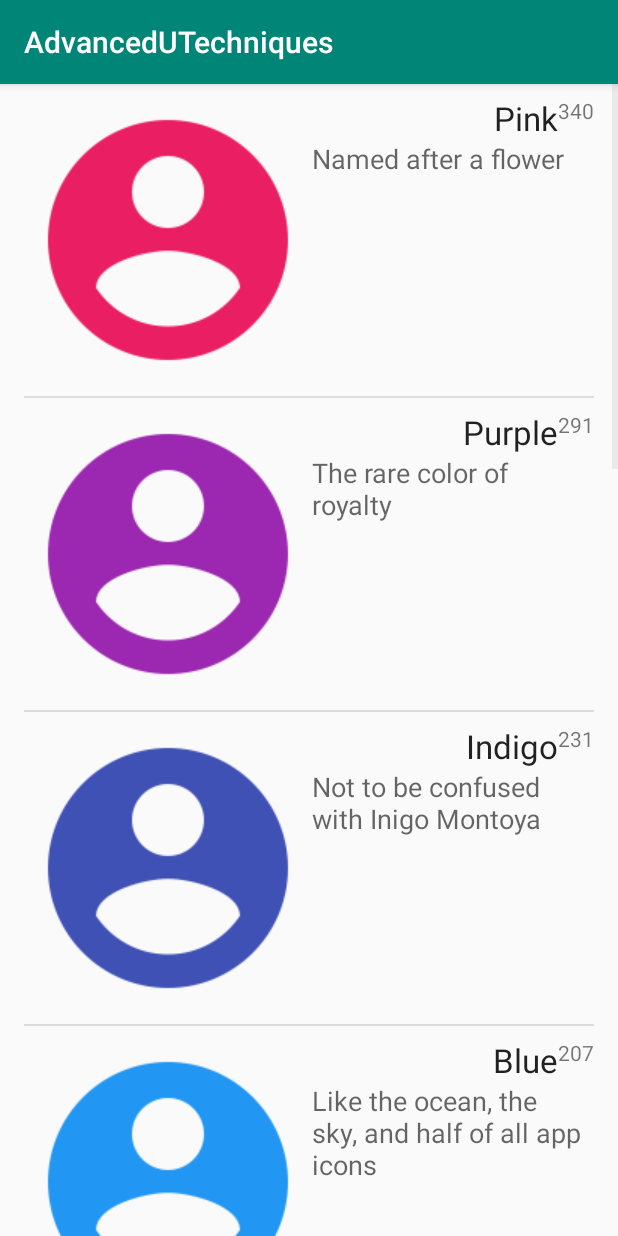
After one commit to arvalon/AdvancedUITechniques, an Android app: the ViewHolderPatternActivity screen opened directly, with no data from a screen before it, on a phone screen of 412 x 824 dp. The commit adds this screen. Run offline under Robolectric (Android 15) with nearby library versions, the phone set to English and light mode, and no system bars.

Commit message:
Add view holder pattern example

```diff
--- /dev/null
+++ b/app/src/main/java/ru/arvalon/advanceduitechniques/viewholderpattern/BetterAdapter.java
@@ -0,0 +1,101 @@
+package ru.arvalon.advanceduitechniques.viewholderpattern;
+
+import android.content.Context;
+import android.graphics.PorterDuff;
+import android.graphics.drawable.Drawable;
+import android.view.LayoutInflater;
+import android.view.View;
+import android.view.ViewGroup;
+import android.widget.BaseAdapter;
+import android.widget.ImageView;
+import android.widget.TextView;
+
+import java.util.ArrayList;
+import java.util.List;
+
+import ru.arvalon.advanceduitechniques.R;
+
+/**
+ * An Adapter like SimpleAdapter but which uses the ViewHolder class.
+ *
+ * @author Ian G. Clifton
+ */
+public class BetterAdapter extends BaseAdapter {
+
+    private final List<ListItem> mData = new ArrayList<>();
+    private final Context mContext;
+    private final LayoutInflater mLayoutInflater;
+
+    public BetterAdapter(Context context) {
+        mContext = context;
+        mLayoutInflater = LayoutInflater.from(context);
+        // Create dummy data
+        mData.add(new ListItem(0xFFE91E63, "Pink", "Named after a flower", "340"));
+        mData.add(new ListItem(0xFF9C27B0, "Purple", "The rare color of royalty", "291"));
+        mData.add(new ListItem(0xFF3F51B5, "Indigo", "Not to be confused with Inigo Montoya", "231"));
+        mData.add(new ListItem(0xFF2196F3, "Blue", "Like the ocean, the sky, and half of all app icons", "207"));
+        mData.add(new ListItem(0xFF607D8B, "Blue Gray", "A cool gray", "200"));
+        mData.add(new ListItem(0xFF4CAF50, "Green", "The color we can most easily discern", "122"));
+        mData.add(new ListItem(0xFFCDDC39, "Lime", "Refreshing with the right drink", "66"));
+        mData.add(new ListItem(0xFFFFEB3B, "Yellow", "Bright, happy, vibrant", "54"));
+        mData.add(new ListItem(0xFFFF9800, "Orange", "Danger or warmth or a pumpkin", "36"));
+        mData.add(new ListItem(0xFF795548, "Brown", "Earthy", "16"));
+        mData.add(new ListItem(0xFFF44336, "Red", "A most powerful color", "4"));
+    }
+
+    @Override
+    public int getCount() {
+        return mData.size();
+    }
+
+    @Override
+    public ListItem getItem(int position) {
+        return mData.get(position);
+    }
+
+    @Override
+    public long getItemId(int position) {
+        return position;
+    }
+
+    @Override
+    public View getView(int position, View convertView, ViewGroup parent) {
+
+        ViewHolder viewHolder;
+
+        if (convertView == null) {
+            convertView = mLayoutInflater.inflate(R.layout.list_item_viewholder, parent, false);
+            viewHolder = new ViewHolder(convertView);
+            convertView.setTag(viewHolder);
+        } else {
+            viewHolder = (ViewHolder) convertView.getTag();
+        }
+
+        ListItem listItem = getItem(position);
+
+        Drawable drawable = mContext.getDrawable(R.drawable.person);
+        drawable.setTintMode(PorterDuff.Mode.SRC_ATOP);
+        drawable.setTint(listItem.getColor());
+        viewHolder.imageView.setImageDrawable(drawable);
+
+        viewHolder.count.setText(listItem.getCount());
+        viewHolder.title.setText(listItem.getTitle());
+        viewHolder.subtitle.setText(listItem.getSubtitle());
+
+        return convertView;
+    }
+
+    private static class ViewHolder {
+        /*package*/ final ImageView imageView;
+        /*package*/ final TextView count;
+        /*package*/ final TextView title;
+        /*package*/ final TextView subtitle;
+
+        /*package*/ ViewHolder(View v) {
+            imageView = v.findViewById(R.id.imageView);
+            count = v.findViewById(R.id.count);
+            title = v.findViewById(R.id.title);
+            subtitle = v.findViewById(R.id.subtitle);
+        }
+    }
+}
--- /dev/null
+++ b/app/src/main/java/ru/arvalon/advanceduitechniques/viewholderpattern/ListItem.java
@@ -0,0 +1,37 @@
+package ru.arvalon.advanceduitechniques.viewholderpattern;
+
+/**
+ * POJO as a dummy list item.
+ *
+ * @author Ian G. Clifton
+ */
+public class ListItem {
+
+    private final int mColor;
+    private final String mTitle;
+    private final String mSubtitle;
+    private final String mCount;
+
+    public ListItem(int color, String title, String subtitle, String count) {
+        mColor = color;
+        mTitle = title;
+        mSubtitle = subtitle;
+        mCount = count;
+    }
+
+    public int getColor() {
+        return mColor;
+    }
+
+    public String getCount() {
+        return mCount;
+    }
+
+    public String getSubtitle() {
+        return mSubtitle;
+    }
+
+    public String getTitle() {
+        return mTitle;
+    }
+}
--- /dev/null
+++ b/app/src/main/java/ru/arvalon/advanceduitechniques/viewholderpattern/ViewHolderPatternActivity.java
@@ -0,0 +1,20 @@
+package ru.arvalon.advanceduitechniques.viewholderpattern;
+
+import android.os.Bundle;
+import android.widget.ListView;
+
+import androidx.appcompat.app.AppCompatActivity;
+import ru.arvalon.advanceduitechniques.R;
+
+public class ViewHolderPatternActivity extends AppCompatActivity {
+
+    @Override
+    protected void onCreate(Bundle savedInstanceState) {
+        super.onCreate(savedInstanceState);
+        setContentView(R.layout.activity_viewholder);
+
+        ListView listView = findViewById(R.id.list);
+        //listView.setAdapter(new SimpleAdapter(this));
+        listView.setAdapter(new BetterAdapter(this));
+    }
+}
--- /dev/null
+++ b/app/src/main/res/layout/activity_viewholder.xml
@@ -0,0 +1,16 @@
+<LinearLayout
+    xmlns:android="http://schemas.android.com/apk/res/android"
+    xmlns:tools="http://schemas.android.com/tools"
+    android:layout_width="match_parent"
+    android:layout_height="match_parent"
+    android:orientation="vertical">
+
+    <ListView
+        android:id="@+id/list"
+        android:layout_width="match_parent"
+        android:layout_height="match_parent"
+        android:paddingStart="@dimen/activity_horizontal_margin"
+        android:paddingEnd="@dimen/activity_horizontal_margin"
+        android:scrollbarStyle="outsideOverlay"/>
+
+</LinearLayout>
--- /dev/null
+++ b/app/src/main/res/layout/list_item_viewholder.xml
@@ -0,0 +1,46 @@
+<?xml version="1.0" encoding="utf-8"?>
+<RelativeLayout xmlns:android="http://schemas.android.com/apk/res/android"
+    android:orientation="vertical"
+    android:layout_width="match_parent"
+    android:layout_height="match_parent"
+    android:paddingTop="8dp"
+    android:paddingBottom="8dp"
+    xmlns:tools="http://schemas.android.com/tools">
+
+    <ImageView
+        android:layout_width="wrap_content"
+        android:layout_height="wrap_content"
+        android:id="@+id/imageView"
+        tools:src="@mipmap/ic_launcher"/>
+
+    <TextView
+        android:layout_width="wrap_content"
+        android:layout_height="wrap_content"
+        android:textAppearance="?android:attr/textAppearanceSmall"
+        android:text="Small Text"
+        android:id="@+id/count"
+        android:layout_alignParentTop="true"
+        android:layout_alignParentRight="true"
+        android:layout_alignParentEnd="true"/>
+
+    <TextView
+        android:layout_width="wrap_content"
+        android:layout_height="wrap_content"
+        android:textAppearance="?android:attr/textAppearanceLarge"
+        android:text="Large Text"
+        android:id="@+id/title"
+        android:layout_alignParentTop="true"
+        android:layout_toRightOf="@+id/imageView"
+        android:layout_toLeftOf="@+id/count"
+        android:layout_toStartOf="@+id/count"/>
+
+    <TextView
+        android:layout_width="wrap_content"
+        android:layout_height="wrap_content"
+        android:textAppearance="?android:attr/textAppearanceMedium"
+        android:text="Medium Text"
+        android:id="@+id/subtitle"
+        android:layout_below="@+id/title"
+        android:layout_toRightOf="@+id/imageView"
+        android:layout_toEndOf="@+id/imageView"/>
+</RelativeLayout>
--- /dev/null
+++ b/app/src/main/res/values/dimens.xml
@@ -0,0 +1,5 @@
+<resources>
+    <!-- Default screen margins, per the Android Design guidelines. -->
+    <dimen name="activity_horizontal_margin">16dp</dimen>
+    <dimen name="activity_vertical_margin">16dp</dimen>
+</resources>
```
Also changed, not shown: app/src/main/AndroidManifest.xml (+3 -6 lines), app/src/main/java/ru/arvalon/advanceduitechniques/MainActivity.java (+4 -3 lines), app/src/main/java/ru/arvalon/advanceduitechniques/viewholderpattern/SimpleAdapter.java (added, +83 -0 lines), app/src/main/res/drawable/person.png (added).
